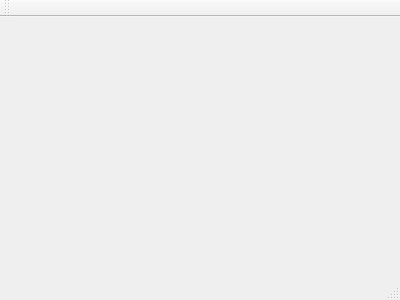
Above: KFileDialog/mainwindow.ui from CryFeiFei/KFileDialog before the change. Below: the same form after it.
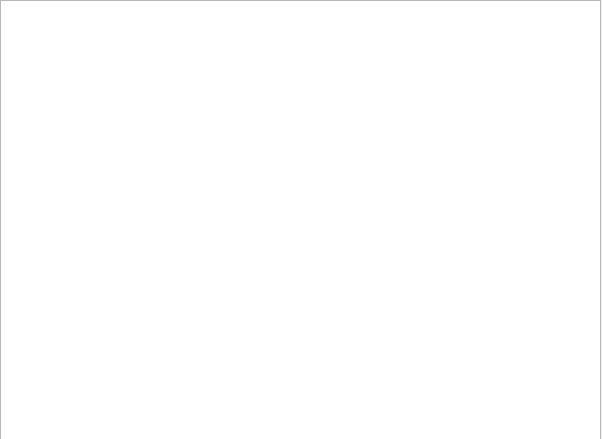
That is the form after the change.

```diff
--- a/KFileDialog/mainwindow.ui
+++ b/KFileDialog/mainwindow.ui
@@ -1,24 +1,31 @@
 <ui version="4.0">
  <class>MainWindow</class>
- <widget class="QMainWindow" name="MainWindow" >
-  <property name="geometry" >
+ <widget class="QMainWindow" name="MainWindow">
+  <property name="geometry">
    <rect>
     <x>0</x>
     <y>0</y>
-    <width>400</width>
-    <height>300</height>
+    <width>602</width>
+    <height>439</height>
    </rect>
   </property>
   <property name="windowTitle" >
    <string>MainWindow</string>
   </property>
-  <widget class="QMenuBar" name="menuBar" />
-  <widget class="QToolBar" name="mainToolBar" />
-  <widget class="QWidget" name="centralWidget" />
-  <widget class="QStatusBar" name="statusBar" />
+  <widget class="QWidget" name="centralWidget">
+   <widget class="QTreeView" name="treeView">
+    <property name="geometry">
+     <rect>
+      <x>0</x>
+      <y>0</y>
+      <width>601</width>
+      <height>441</height>
+     </rect>
+    </property>
+   </widget>
+  </widget>
  </widget>
- <layoutDefault spacing="6" margin="11" />
- <pixmapfunction></pixmapfunction>
+ <layoutdefault spacing="6" margin="11"/>
  <resources/>
  <connections/>
 </ui>
```
Left out of the diff: 3 changed lines with no effect on the pictures.
